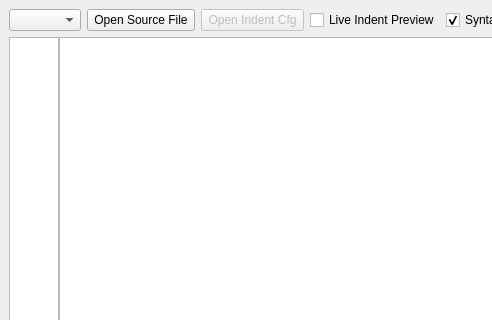
First picture: the form in src/indentgui.ui, repository yuhaoth/univsalindent, before the edit; both pictures show x 0 to 492 and y 0 to 320 of the 800 by 600 pixel window.
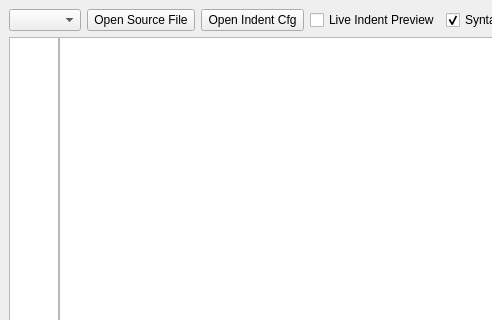
Second picture: the form after the edit. Icons and pictures are not drawn.

Commit message: Added function to load parameters from every indenter config file. Reenabled button to load config file (now works for all, not only GreatCode)

Patch:
```diff
--- a/src/indentgui.ui
+++ b/src/indentgui.ui
@@ -57,7 +57,7 @@
       <item>
        <widget class="QPushButton" name="pbLoadIndentCfg" >
         <property name="enabled" >
-         <bool>false</bool>
+         <bool>true</bool>
         </property>
         <property name="toolTip" >
          <string>&lt;html>&lt;head>&lt;meta name="qrichtext" content="1" />&lt;/head>&lt;body style=" white-space: pre-wrap; font-family:MS Shell Dlg; font-size:8.25pt; font-weight:400; font-style:normal; text-decoration:none;">&lt;p style=" margin-top:0px; margin-bottom:0px; margin-left:0px; margin-right:0px; -qt-block-indent:0; text-indent:0px; font-size:8pt;">Loads the configuration file for an indent tool.&lt;/p>&lt;p style=" margin-top:0px; margin-bottom:0px; margin-left:0px; margin-right:0px; -qt-block-indent:0; text-indent:0px; font-size:8pt;">(Disabled meanwhile because only implemented for GreatCode)&lt;/p>&lt;/body>&lt;/html></string>
```
Left out of the diff: 2 changed lines with no effect on the pictures. The commit also changes 4 other files.
